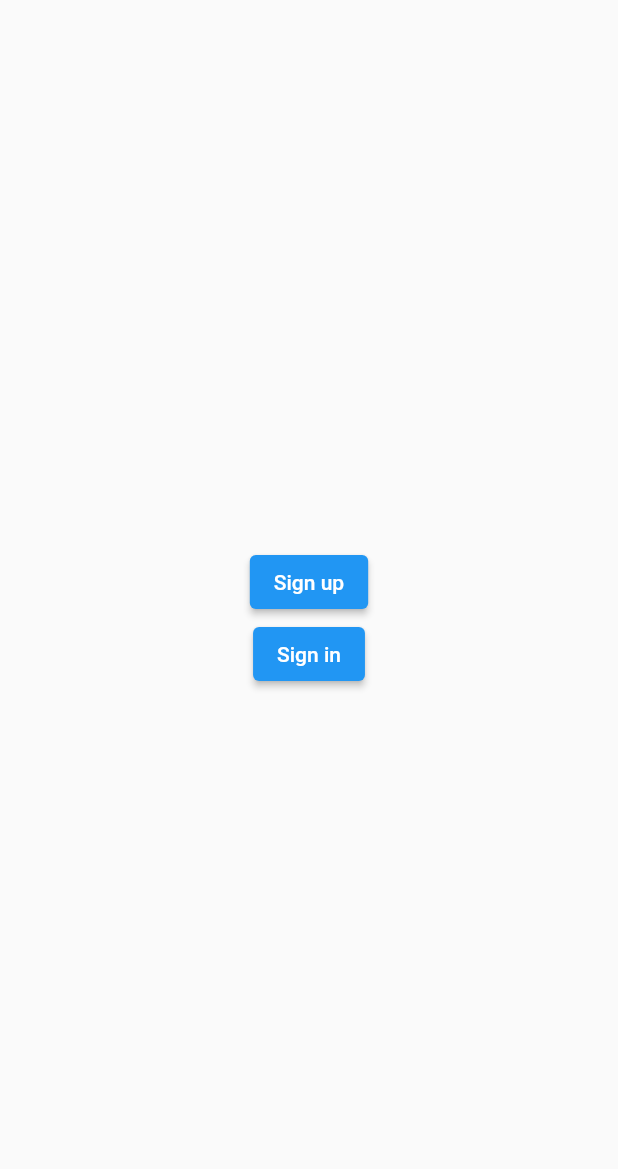
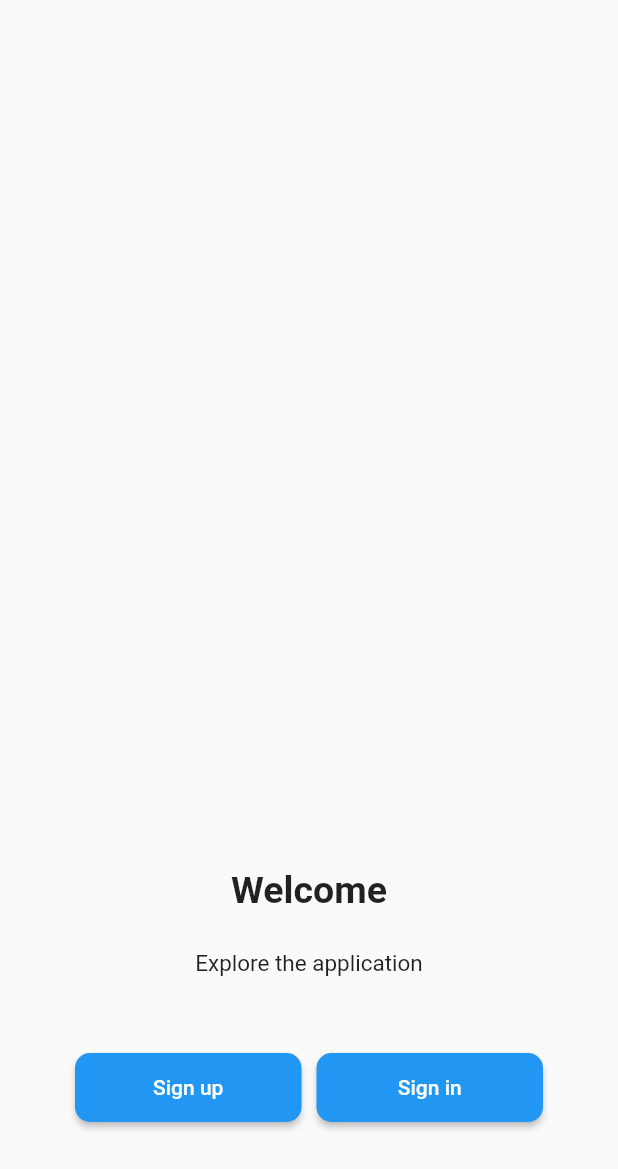
Before and after one commit to paubb/flutter_application_2, a Flutter app: the LoginPage screen opened directly, on a phone screen of 412 x 824 dp. Shown: the top 1169 px of the screen. Run offline on Flutter 3.47's test engine with Material 2 defaults, Android fonts, the phone set to English and light mode, and no system bars; our stand-ins replace firebase_auth, firebase_core; accounts and stored records are empty.

Commit message:
Login page redesign

```diff
--- a/lib/views/login.dart
+++ b/lib/views/login.dart
@@ -13,26 +13,61 @@ class _LoginPageState extends State<LoginPage> {
   @override
   Widget build(BuildContext context) {
     return Scaffold(
-      body: Center(
+      body: LayoutBuilder(
+        builder: (BuildContext context, BoxConstraints constraints) {
+          return SingleChildScrollView(
+            child: ConstrainedBox(
+              constraints: BoxConstraints(
+                minHeight: constraints.maxHeight,
+              ),
               child: (isLoading)
-            ? CircularProgressIndicator()
-            : Column(
+                  ? Align(
+                      child: CircularProgressIndicator(),
+                      alignment: Alignment.center,
+                    )
+                  : IntrinsicHeight(
+                      child: Column(
+                        children: [
+                          Spacer(),
+                          Text(
+                            "Welcome",
+                            style: TextStyle(
+                                fontWeight: FontWeight.bold, fontSize: 25),
+                          ),
+                          SizedBox(height: 25),
+                          Text(
+                            "Explore the application",
+                            style: TextStyle(fontSize: 15),
+                          ),
+                          SizedBox(height: 50),
+                          Row(
                             mainAxisAlignment: MainAxisAlignment.center,
                             children: [
-                  ElevatedButton(
+                              SizedBox(width: 50),
+                              Expanded(
+                                child: ElevatedButton(
                                   onPressed: () async {
                                     setState(() {
                                       isLoading = true;
                                     });
                                     await FireAuth.registerUsingEmailPassword(
-                          "pauas", "pballber@hotmail.com", "123456789");
+                                        "pauas",
+                                        "pballber@hotmail.com",
+                                        "123456789");
                                   },
-                    child: Text(
-                      'Sign up',
-                      style: TextStyle(color: Colors.white),
+                                  child: Text('Sign up'),
+                                  style: ElevatedButton.styleFrom(
+                                    shape: RoundedRectangleBorder(
+                                      borderRadius: BorderRadius.circular(
+                                          10), // <-- Radius
+                                    ),
+                                    padding: const EdgeInsets.all(15),
                                   ),
                                 ),
-                  ElevatedButton(
+                              ),
+                              SizedBox(width: 10),
+                              Expanded(
+                                child: ElevatedButton(
                                   onPressed: () async {
                                     setState(() {
                                       isLoading = true;
@@ -40,13 +75,26 @@ class _LoginPageState extends State<LoginPage> {
                                     await FireAuth.signInUsingEmailPassword(
                                         "pballber@hotmail.com", "123456789");
                                   },
-                    child: Text(
-                      'Sign in',
-                      style: TextStyle(color: Colors.white),
+                                  child: Text('Sign in'),
+                                  style: ElevatedButton.styleFrom(
+                                    shape: RoundedRectangleBorder(
+                                      borderRadius: BorderRadius.circular(
+                                          10), // <-- Radius
+                                    ),
+                                    padding: const EdgeInsets.all(15),
                                   ),
                                 ),
+                              ),
+                              SizedBox(width: 50),
                             ],
                           ),
+                          SizedBox(height: 75),
+                        ],
+                      ),
+                    ),
+            ),
+          );
+        },
       ),
     );
   }
```
Lines whose indentation alone changed are shown as unchanged.
